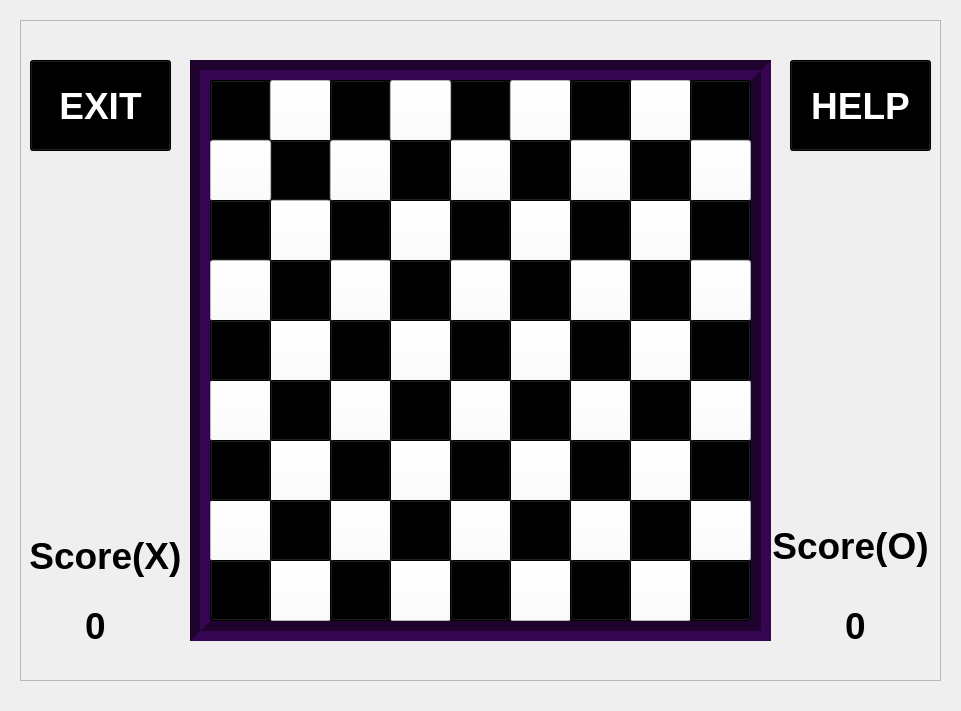
Mohammed-3tef/Tic_Tac_Masterpiece_GUI, file ultimategame.ui: the form before one commit.
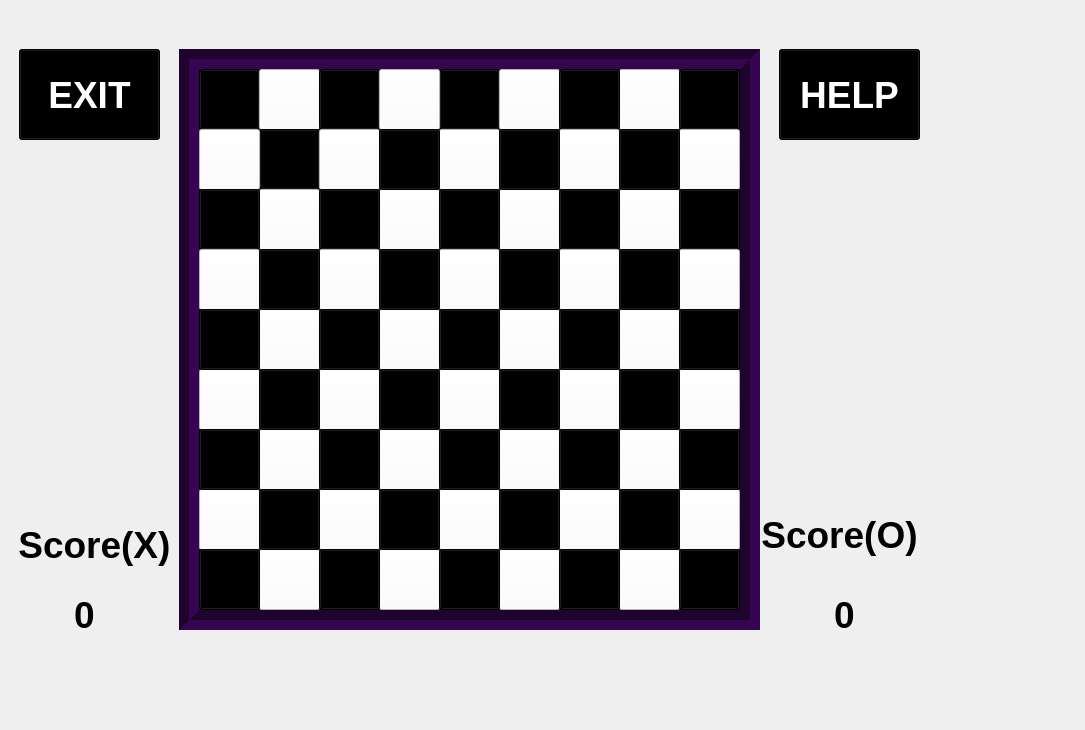
The form after the commit.

What changed in the file:
```diff
--- a/ultimategame.ui
+++ b/ultimategame.ui
@@ -6,8 +6,8 @@
    <rect>
     <x>0</x>
     <y>0</y>
-    <width>961</width>
-    <height>711</height>
+    <width>1085</width>
+    <height>730</height>
    </rect>
   </property>
   <property name="windowTitle">
@@ -26,15 +26,9 @@
 }</string>
   </property>
   <widget class="QWidget" name="centralwidget">
+   <layout class="QGridLayout" name="gridLayout">
+    <item row="0" column="0">
    <widget class="QFrame" name="ultimate">
-    <property name="geometry">
-     <rect>
-      <x>20</x>
-      <y>20</y>
-      <width>921</width>
-      <height>661</height>
-     </rect>
-    </property>
     <property name="layoutDirection">
      <enum>Qt::LayoutDirection::LeftToRight</enum>
     </property>
@@ -50,12 +44,6 @@
 );
 }</string>
     </property>
-    <property name="frameShape">
-     <enum>QFrame::Shape::StyledPanel</enum>
-    </property>
-    <property name="frameShadow">
-     <enum>QFrame::Shadow::Raised</enum>
-    </property>
     <widget class="QFrame" name="boardultimate">
      <property name="geometry">
       <rect>
@@ -1568,6 +1556,8 @@
      </property>
     </widget>
    </widget>
+    </item>
+   </layout>
   </widget>
  </widget>
  <resources/>
```
Left out of the diff: 8 changed lines with no effect on the pictures. Lines whose indentation alone changed are shown as unchanged.
